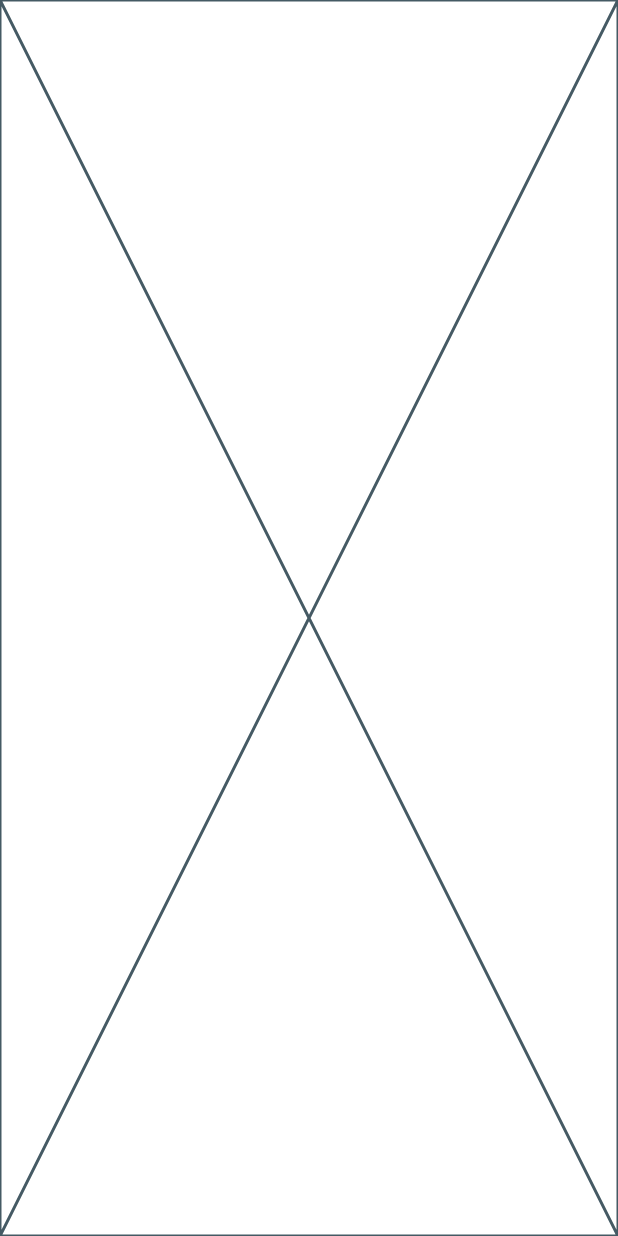
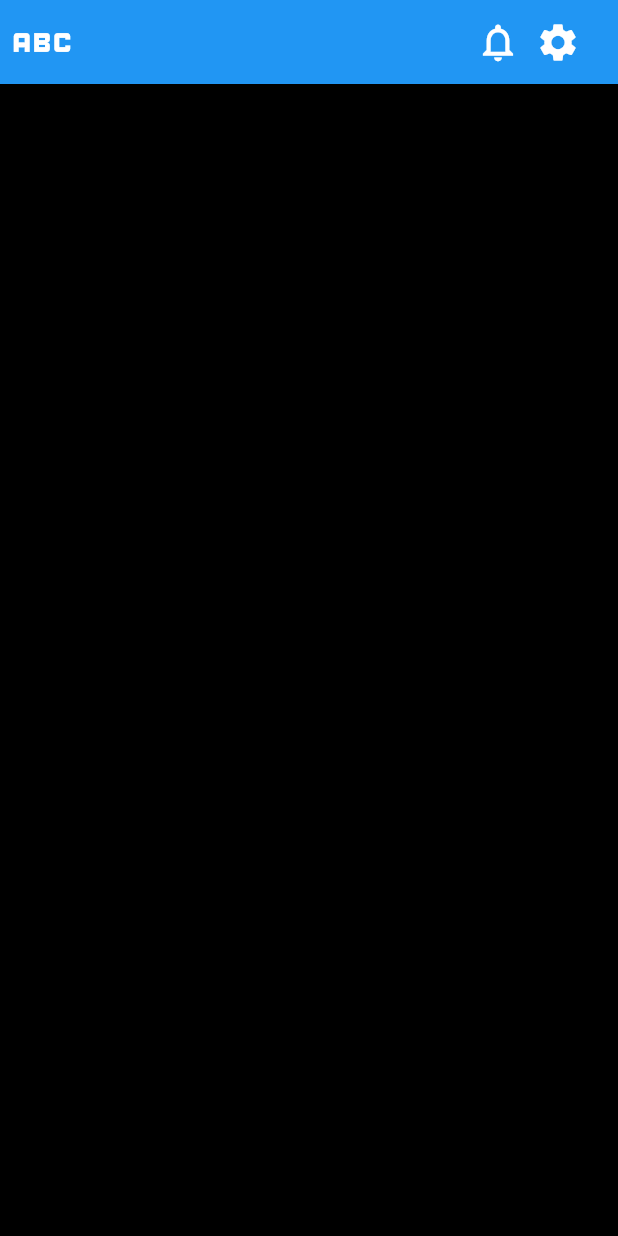
Before and after one commit to yile-li/Jolo, a Flutter app: the screen it shows after launch, on a phone screen of 412 x 824 dp. Run offline on Flutter 3.47's test engine with Material 3 defaults, Android fonts, the phone set to English and light mode, and no system bars; our stand-ins replace supabase_flutter; accounts and stored records are empty.

Commit message:
Add basic app bar

```diff
--- a/lib/main.dart
+++ b/lib/main.dart
@@ -1,6 +1,7 @@
 import 'package:flutter/material.dart';
 import 'package:jolo/core/constants/constants.dart';
 import 'package:jolo/presentation/pages/home.dart';
+import 'package:jolo/presentation/pages/login.dart';
 import 'package:supabase_flutter/supabase_flutter.dart';
 
 Future<void> main() async {
@@ -20,7 +21,7 @@
   @override
   Widget build(BuildContext context) {
     return MaterialApp(
-      title: 'Flutter Demo',
+      debugShowCheckedModeBanner: false,
       theme: ThemeData(
         colorScheme: ColorScheme.fromSeed(seedColor: Colors.deepPurple),
         useMaterial3: true,
--- a/lib/presentation/pages/home.dart
+++ b/lib/presentation/pages/home.dart
@@ -5,6 +5,32 @@ class HomePage extends StatelessWidget {
 
   @override
   Widget build(BuildContext context) {
-    return const Placeholder();
+    return Scaffold(
+      backgroundColor: Colors.black,
+      appBar: appBar(),
+    );
+  }
+
+  AppBar appBar() {
+    return AppBar(
+      backgroundColor: Colors.blue,
+      leading: Icon(Icons.abc, size: 50, color: Colors.white),
+      actions: [
+        GestureDetector(
+          onTap: () => {},
+          child: Icon(Icons.notifications_none, size: 30, color: Colors.white),
+        ),
+        const SizedBox(
+          width: 10,
+        ),
+        GestureDetector(
+          onTap: () => {},
+          child: Icon(Icons.settings, size: 30, color: Colors.white),
+        ),
+        const SizedBox(
+          width: 25,
+        ),
+      ],
+    );
   }
 }
```
